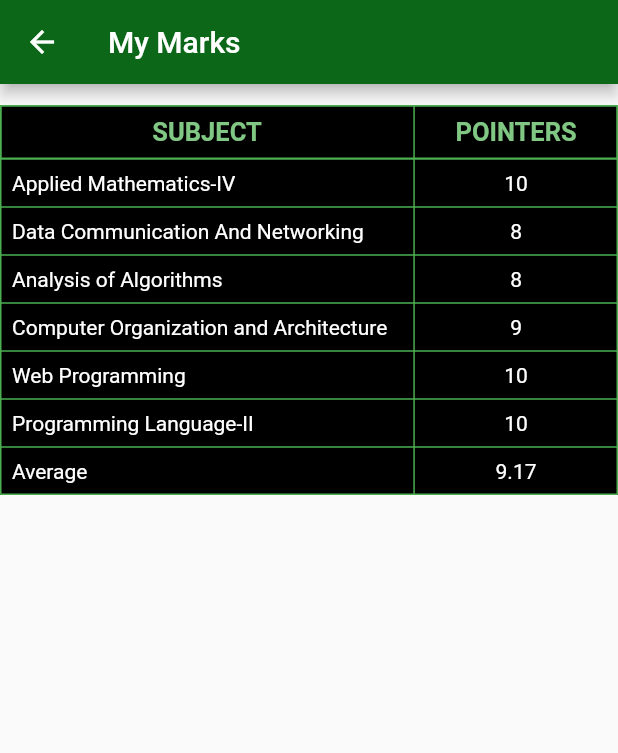
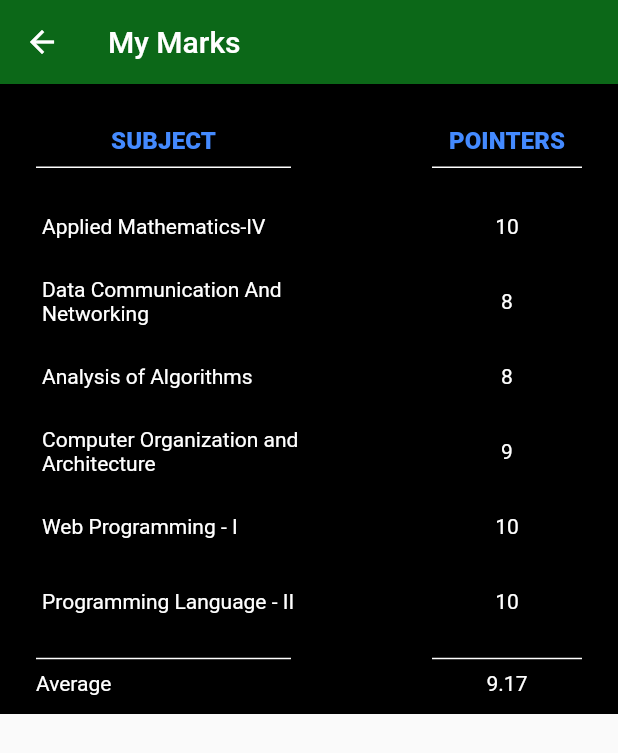
Before and after one commit to rkasale28/Flutter_Table, a Flutter app: the Marks screen opened by its route, on a phone screen of 412 x 824 dp. Shown: the top 753 px of the screen. Run offline on Flutter 3.47's test engine with Material 2 defaults, Android fonts, the phone set to English and light mode, and no system bars.

```diff
--- a/lib/main.dart
+++ b/lib/main.dart
@@ -28,7 +28,7 @@ class HomePage extends StatefulWidget {
 class _HomePageState extends State<HomePage> {
   Student st;
 
-  List icon=[Icons.local_phone,Icons.mail,Icons.home,Icons.school];
+  List icon = [Icons.local_phone, Icons.mail, Icons.home, Icons.school];
 
   _HomePageState() {
     loadStudent().then((val) => setState(() {
@@ -191,222 +191,117 @@ class Marks extends StatefulWidget {
 }
 
 class _MarksState extends State<Marks> {
+  List pointers = [];
+
+  _MarksState() {
+    loadStudent().then((val) => setState(() {
+          pointers = val.studentPointer;
+        }));
+  }
+
+  List<DataRow> getRows() {
+    List<DataRow> result = pointers
+        .map(
+          ((element) => DataRow(
+                cells: <DataCell>[
+                  DataCell(Padding(
+                    padding: const EdgeInsets.all(4.0),
+                    child: Text(
+                      element["subject"],
+                      style: TextStyle(fontSize: 14, color: Colors.white),
+                    ),
+                  )),
+                  DataCell(Container(
+                    width: 100.0,
+                    child: Text(
+                      element["marks"],
+                      textAlign: TextAlign.center,
+                      style: TextStyle(fontSize: 14, color: Colors.white),
+                    ),
+                  )),
+                ],
+              )),
+        )
+        .toList();
+    result.add(DataRow(cells: [
+      DataCell(Container(
+        width: 170.0,
+        padding: EdgeInsets.only(top: 8.0),
+        decoration: BoxDecoration(
+            border: Border(top: BorderSide(color: Colors.white, width: 1.0))),
+        child: Text(
+          "Average",
+          style: TextStyle(fontSize: 14, color: Colors.white),
+        ),
+      )),
+      DataCell(Container(
+          width: 100.0,
+          padding: EdgeInsets.only(top: 8.0),
+          decoration: BoxDecoration(
+              border: Border(top: BorderSide(color: Colors.white, width: 1.0))),
+          child: Text(
+            "9.17",
+            textAlign: TextAlign.center,
+            style: TextStyle(fontSize: 14, color: Colors.white),
+          ))),
+    ]));
+    return result;
+  }
+
   @override
   Widget build(BuildContext context) {
-    double width = MediaQuery.of(context).size.width;
     return Scaffold(
         appBar: AppBar(
           title: const Text('My Marks'),
           backgroundColor: Color.fromRGBO(12, 104, 24, 4.0),
         ),
         body: Container(
+          color: Colors.black,
           child: Padding(
               padding: const EdgeInsets.only(top: 14.0),
-            child: Table(
-              columnWidths: <int, TableColumnWidth>{
-                0: FixedColumnWidth(width * 0.67),
-                1: FixedColumnWidth(width * 0.33)
-              },
-              border: TableBorder.all(width: 1.0, color: Colors.green),
-              defaultVerticalAlignment: TableCellVerticalAlignment.middle,
-              textDirection: TextDirection.ltr,
-              children: [
-                TableRow(
-                    decoration: new BoxDecoration(
-                        color: Colors.black,
-                        border: Border.all(color: Colors.green, width: 1.0)),
-                    children: [
-                      TableCell(
-                          child: Padding(
-                        padding: const EdgeInsets.all(8.0),
-                        child: new Text(
-                          'SUBJECT',
+              child: DataTable(
+                  dataRowHeight: 50.0,
+                  columnSpacing: 40.0,
+                  columns: [
+                    DataColumn(
+                        label: Container(
+                      width: 170.0,
+                      padding: EdgeInsets.only(bottom: 8.0),
+                      decoration: BoxDecoration(
+                          border: Border(
+                              bottom: BorderSide(
+                        color: Colors.white,
+                        width: 1.0,
+                      ))),
+                      child: Text(
+                        "SUBJECT",
                         textAlign: TextAlign.center,
                         style: TextStyle(
-                            color: Colors.green[300],
-                            fontSize: 17,
-                            fontWeight: FontWeight.bold,
-                          ),
+                            fontWeight: FontWeight.w800,
+                            fontSize: 16,
+                            color: Colors.blueAccent),
                       ),
                     )),
-                      TableCell(
-                          child: Padding(
-                        padding: const EdgeInsets.all(8.0),
-                        child: new Text(
-                          'POINTERS',
+                    DataColumn(
+                        label: Container(
+                            width: 100.0,
+                            padding: EdgeInsets.only(bottom: 8.0),
+                            decoration: BoxDecoration(
+                                border: Border(
+                                    bottom: BorderSide(
+                              color: Colors.white,
+                              width: 1.0,
+                            ))),
+                            child: Text(
+                              "POINTERS",
                               textAlign: TextAlign.center,
                               style: TextStyle(
-                            color: Colors.green[300],
-                            fontSize: 17,
-                            fontWeight: FontWeight.bold,
-                          ),
-                        ),
-                      )),
-                    ]),
-                TableRow(
-                    decoration: new BoxDecoration(
-                      color: Colors.black,
-                    ),
-                    children: [
-                      TableCell(
-                          child: Padding(
-                        padding: const EdgeInsets.all(8.0),
-                        child: new Text(
-                          'Applied Mathematics-IV',
-                          style: TextStyle(color: Colors.white),
-                        ),
-                      )),
-                      TableCell(
-                          child: Padding(
-                        padding: const EdgeInsets.all(8.0),
-                        child: new Text(
-                          '10',
-                          textAlign: TextAlign.center,
-                          style: TextStyle(color: Colors.white),
-                        ),
-                      )),
-                    ]),
-                TableRow(
-                    decoration: new BoxDecoration(
-                      color: Colors.black,
-                    ),
-                    children: [
-                      TableCell(
-                          child: Padding(
-                        padding: const EdgeInsets.all(8.0),
-                        child: new Text(
-                          'Data Communication And Networking',
-                          style: TextStyle(color: Colors.white),
-                        ),
-                      )),
-                      TableCell(
-                          child: Padding(
-                        padding: const EdgeInsets.all(8.0),
-                        child: new Text(
-                          '8',
-                          textAlign: TextAlign.center,
-                          style: TextStyle(color: Colors.white),
-                        ),
-                      )),
-                    ]),
-                TableRow(
-                    decoration: new BoxDecoration(
-                      color: Colors.black,
-                    ),
-                    children: [
-                      TableCell(
-                          child: Padding(
-                        padding: const EdgeInsets.all(8.0),
-                        child: new Text(
-                          'Analysis of Algorithms',
-                          style: TextStyle(color: Colors.white),
-                        ),
-                      )),
-                      TableCell(
-                          child: Padding(
-                        padding: const EdgeInsets.all(8.0),
-                        child: new Text(
-                          '8',
-                          textAlign: TextAlign.center,
-                          style: TextStyle(color: Colors.white),
-                        ),
-                      )),
-                    ]),
-                TableRow(
-                    decoration: new BoxDecoration(
-                      color: Colors.black,
-                    ),
-                    children: [
-                      TableCell(
-                          child: Padding(
-                        padding: const EdgeInsets.all(8.0),
-                        child: new Text(
-                          'Computer Organization and Architecture',
-                          style: TextStyle(color: Colors.white),
-                        ),
-                      )),
-                      TableCell(
-                          child: Padding(
-                        padding: const EdgeInsets.all(8.0),
-                        child: new Text(
-                          '9',
-                          textAlign: TextAlign.center,
-                          style: TextStyle(color: Colors.white),
-                        ),
-                      )),
-                    ]),
-                TableRow(
-                    decoration: new BoxDecoration(
-                      color: Colors.black,
-                    ),
-                    children: [
-                      TableCell(
-                          child: Padding(
-                        padding: const EdgeInsets.all(8.0),
-                        child: new Text(
-                          'Web Programming',
-                          style: TextStyle(color: Colors.white),
-                        ),
-                      )),
-                      TableCell(
-                          child: Padding(
-                        padding: const EdgeInsets.all(8.0),
-                        child: new Text(
-                          '10',
-                          textAlign: TextAlign.center,
-                          style: TextStyle(color: Colors.white),
-                        ),
-                      )),
-                    ]),
-                TableRow(
-                    decoration: new BoxDecoration(
-                      color: Colors.black,
-                    ),
-                    children: [
-                      TableCell(
-                          child: Padding(
-                        padding: const EdgeInsets.all(8.0),
-                        child: new Text(
-                          'Programming Language-II',
-                          style: TextStyle(color: Colors.white),
-                        ),
-                      )),
-                      TableCell(
-                          child: Padding(
-                        padding: const EdgeInsets.all(8.0),
-                        child: new Text(
-                          '10',
-                          textAlign: TextAlign.center,
-                          style: TextStyle(color: Colors.white),
-                        ),
-                      )),
-                    ]),
-                TableRow(
-                    decoration: new BoxDecoration(
-                      color: Colors.black,
-                    ),
-                    children: [
-                      TableCell(
-                          child: Padding(
-                        padding: const EdgeInsets.all(8.0),
-                        child: new Text(
-                          'Average',
-                          style: TextStyle(color: Colors.white),
-                        ),
-                      )),
-                      TableCell(
-                          child: Padding(
-                        padding: const EdgeInsets.all(8.0),
-                        child: new Text(
-                          '9.17',
-                          textAlign: TextAlign.center,
-                          style: TextStyle(color: Colors.white),
-                        ),
-                      )),
-                    ]),
+                                  fontWeight: FontWeight.w800,
+                                  fontSize: 16,
+                                  color: Colors.blueAccent),
+                            )))
                   ],
-            ),
-          ),
+                  rows: getRows())),
         ));
   }
 }
--- a/lib/student_model.dart
+++ b/lib/student_model.dart
@@ -1,18 +1,22 @@
 class Student{
   String studentName,studentBranch;
   int studentRoll;
-  List studentInfo;
+  List studentInfo,studentPointer,studentAttendance;
 
   Student({
     this.studentName,
     this.studentRoll,
     this.studentBranch,
     this.studentInfo,
+    this.studentPointer,
+    this.studentAttendance
  });
 
 Student.fromJson(Map<String, dynamic> parsedJson):
   studentName= parsedJson['name'],
   studentRoll = parsedJson['rollno'] as int,
   studentBranch = parsedJson ['branch'],
-  studentInfo=parsedJson['info'] as List;
+  studentInfo=parsedJson['info'] as List,
+  studentPointer=parsedJson['pointer'] as List,
+  studentAttendance=parsedJson['attendance'] as List;
 }
```
Also changed, not shown: data/student.json (+15 -1 lines), pubspec.lock, 1 other file. Lines whose indentation alone changed are shown as unchanged.
